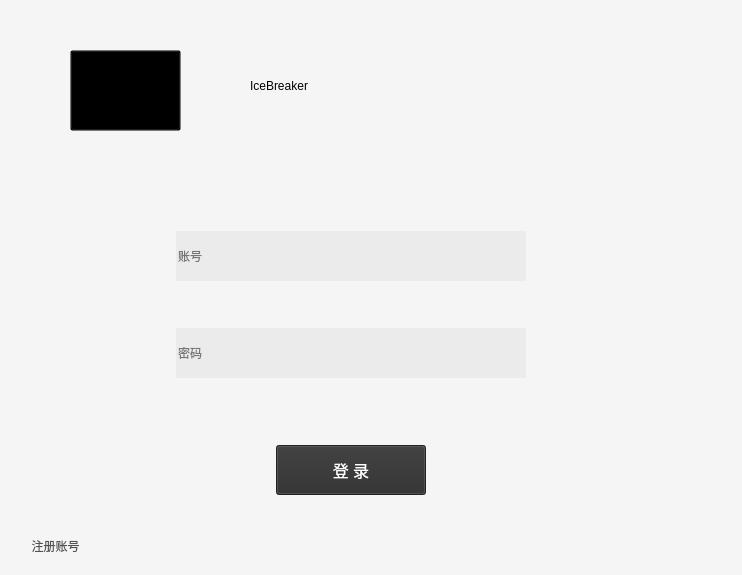
First picture: the form in IBClient/signin_windows.ui, repository AGuan177/QTice, before the edit.
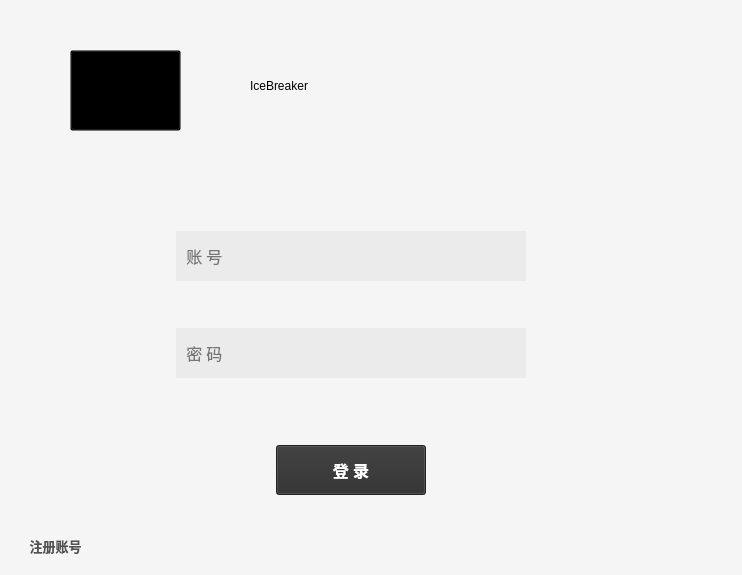
Second picture: the form after the edit. Icons and pictures are not drawn.

```diff
--- a/IBClient/signin_windows.ui
+++ b/IBClient/signin_windows.ui
@@ -137,7 +137,10 @@
     </property>
     <property name="font">
      <font>
-      <family>等线</family>
+      <family>微软雅黑</family>
+      <pointsize>10</pointsize>
+      <weight>75</weight>
+      <bold>true</bold>
       <underline>false</underline>
      </font>
     </property>
@@ -191,6 +194,8 @@
         <font>
          <family>微软雅黑</family>
          <pointsize>12</pointsize>
+         <weight>75</weight>
+         <bold>true</bold>
         </font>
        </property>
        <property name="styleSheet">
@@ -257,6 +262,12 @@
            <height>50</height>
           </size>
          </property>
+         <property name="font">
+          <font>
+           <family>微软雅黑</family>
+           <pointsize>12</pointsize>
+          </font>
+         </property>
          <property name="styleSheet">
           <string notr="true"/>
          </property>
@@ -267,7 +278,7 @@
           <string/>
          </property>
          <property name="placeholderText">
-          <string>账号</string>
+          <string>  账 号</string>
          </property>
         </widget>
        </item>
@@ -285,6 +296,12 @@
            <height>50</height>
           </size>
          </property>
+         <property name="font">
+          <font>
+           <family>微软雅黑</family>
+           <pointsize>12</pointsize>
+          </font>
+         </property>
          <property name="styleSheet">
           <string notr="true"/>
          </property>
@@ -301,7 +318,7 @@
           <enum>QLineEdit::Normal</enum>
          </property>
          <property name="placeholderText">
-          <string>密码</string>
+          <string>  密 码</string>
          </property>
         </widget>
        </item>
```
